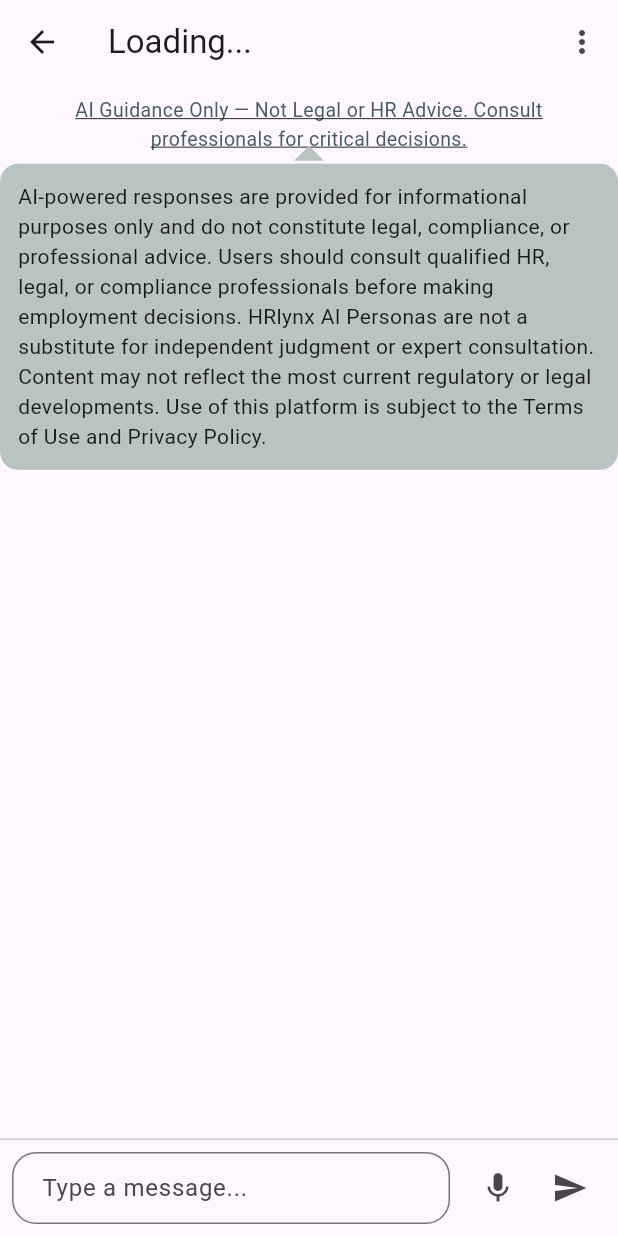
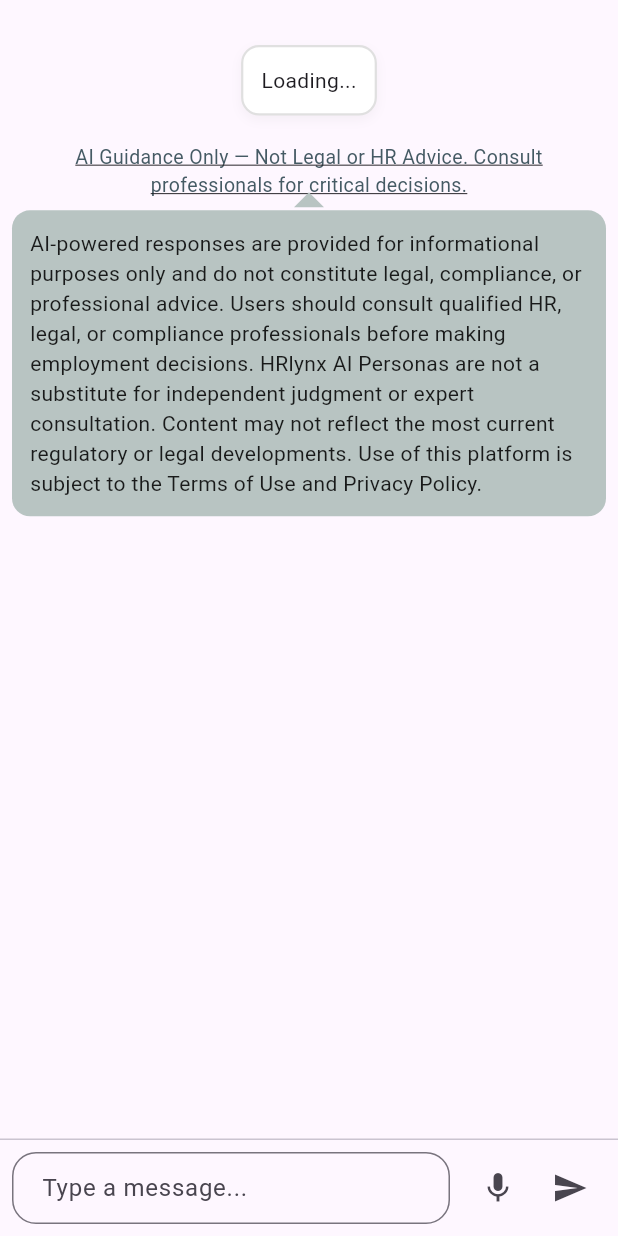
Before and after one commit to Motasim-Fuad/HRlynxMain, a Flutter app: the ChatView screen opened directly with empty values, after a tap on "AI Guidance Only — Not Legal or HR Advic", on a phone screen of 412 x 824 dp. Run offline on Flutter 3.47's test engine with Material 3 defaults, Android fonts, the phone set to English and light mode, and no system bars; our stand-ins replace cached_network_image, firebase_auth, firebase_core, firebase_messaging, flutter_svg, get and 4 more; missing offline and left inert: flutter_stripe, record; accounts and stored records are empty; network calls fail.

Commit message:
modyfy chat view

```diff
--- a/lib/app/modules/chat/caht_view.dart
+++ b/lib/app/modules/chat/caht_view.dart
@@ -174,14 +174,86 @@ class ChatView extends StatelessWidget {
       final session = chatController.session.value;
 
       return Scaffold(
-        appBar: AppBar(
-          automaticallyImplyLeading: false,
-          leading: IconButton(onPressed: (){
-            Get.off(MainScreen());
-          }, icon: Icon(Icons.arrow_back)),
-          title: session != null
+        // appBar: AppBar(
+        //   automaticallyImplyLeading: false,
+        //   leading: IconButton(onPressed: (){
+        //     Get.off(MainScreen());
+        //   }, icon: Icon(Icons.arrow_back)),
+        //   title: session != null
+        //       ? Row(
+        //                   children: [
+        //       CircleAvatar(
+        //         radius: MediaQuery.of(context).size.width * 0.08,
+        //         backgroundImage: CachedNetworkImageProvider(
+        //           "${ApiConstants.baseUrl}${session.persona?.avatar ?? ''}",
+        //         ),
+        //       ),
+        //       SizedBox(width: MediaQuery.of(context).size.width * 0.02),
+        //       Expanded(
+        //         child: Column(
+        //           crossAxisAlignment: CrossAxisAlignment.start,
+        //           mainAxisSize: MainAxisSize.min,
+        //           children: [
+        //             Text(
+        //               session.persona?.name ?? '',
+        //               style: TextStyle(
+        //                 fontSize: MediaQuery.of(context).size.width * 0.045,
+        //                 fontWeight: FontWeight.w600,
+        //               ),
+        //               overflow: TextOverflow.ellipsis,
+        //             ),
+        //             Text(
+        //               session.persona?.title ?? '',
+        //               style: TextStyle(
+        //                 fontSize: MediaQuery.of(context).size.width * 0.03,
+        //                 color: Colors.grey[700],
+        //               ),
+        //               overflow: TextOverflow.ellipsis,
+        //             ),
+        //           ],
+        //         ),
+        //       ),
+        //                   ],
+        //                 )
+        //       : const Text('Loading...'),
+        //   actions: [
+        //     Builder(
+        //       builder: (context) => IconButton(
+        //         icon: const Icon(Icons.more_vert_outlined),
+        //         onPressed: () {
+        //           Scaffold.of(context).openEndDrawer();
+        //         },
+        //       ),
+        //     ),
+        //   ],
+        // ),
+        body: Column(
+          children: [
+              SizedBox(height: 20,),
+            Container(
+              padding: EdgeInsets.all(12),
+              margin: EdgeInsets.symmetric(horizontal: 16, vertical: 10),
+              decoration: BoxDecoration(
+                color: Colors.white,
+                border: Border.all(color: Colors.grey.shade300, width: 1.5),
+                borderRadius: BorderRadius.circular(12),
+                boxShadow: [
+                  BoxShadow(
+                    color: Colors.grey.withOpacity(0.1),
+                    blurRadius: 6,
+                    offset: Offset(0, 3),
+                  )
+                ],
+              ),
+              child: session != null
                   ? Row(
                 children: [
+                  IconButton(
+                    icon: Icon(Icons.arrow_back),
+                    onPressed: () {
+                      Get.off(MainScreen());
+                    },
+                  ),
                   CircleAvatar(
                     radius: MediaQuery.of(context).size.width * 0.08,
                     backgroundImage: CachedNetworkImageProvider(
@@ -213,22 +285,20 @@ class ChatView extends StatelessWidget {
                       ],
                     ),
                   ),
-            ],
-          )
-              : const Text('Loading...'),
-          actions: [
                   Builder(
                     builder: (context) => IconButton(
-                icon: const Icon(Icons.more_vert_outlined),
+                      icon: Icon(Icons.more_vert_outlined),
                       onPressed: () {
                         Scaffold.of(context).openEndDrawer();
                       },
                     ),
                   ),
                 ],
+              )
+                  : const Text('Loading...'),
             ),
-        body: Column(
-          children: [
+
+
             // AI Guidance text + tooltip
             Stack(
               children: [
@@ -252,6 +322,8 @@ class ChatView extends StatelessWidget {
                   GestureDetector(
                     behavior: HitTestBehavior.translucent,
                     onTap: tooltipCtrl.hide,
+                    child: Padding(
+                      padding: const EdgeInsets.symmetric(horizontal: 8,vertical: 0),
                       child: Container(
                         color: Colors.transparent,
                         child: Column(
@@ -265,6 +337,7 @@ class ChatView extends StatelessWidget {
                               ),
                             ),
                           ],
+                        ),
                       ),
                     ),
                   ),
```
Lines whose indentation alone changed are shown as unchanged.
